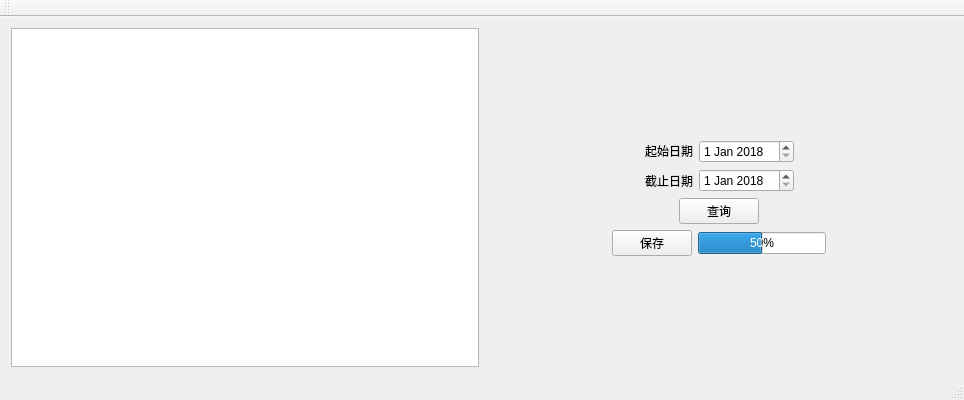
The window that MySqlQuery/MainWindow.ui (mingfx/LeuSqlQuery) describes before a commit, drawn with Qt 5.
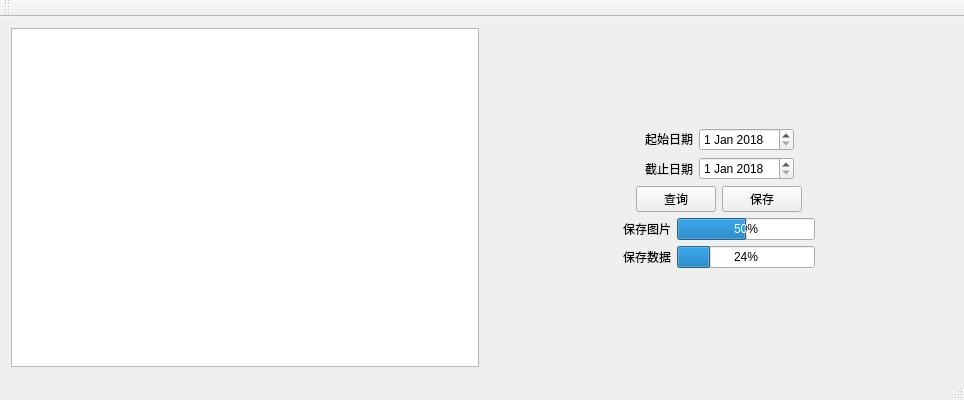
The same window after the commit.

What changed in the file:
```diff
--- a/MySqlQuery/MainWindow.ui
+++ b/MySqlQuery/MainWindow.ui
@@ -160,6 +160,13 @@
           </property>
          </widget>
         </item>
+        <item>
+         <widget class="QPushButton" name="pushButton_2">
+          <property name="text">
+           <string>保存</string>
+          </property>
+         </widget>
+        </item>
         <item>
          <spacer name="horizontalSpacer_4">
           <property name="orientation">
@@ -191,9 +198,9 @@
          </spacer>
         </item>
         <item>
-         <widget class="QPushButton" name="pushButton_2">
+         <widget class="QLabel" name="label_3">
           <property name="text">
-           <string>保存</string>
+           <string>保存图片</string>
           </property>
          </widget>
         </item>
@@ -219,6 +226,50 @@
         </item>
        </layout>
       </item>
+      <item>
+       <layout class="QHBoxLayout" name="horizontalLayout_5">
+        <item>
+         <spacer name="horizontalSpacer_9">
+          <property name="orientation">
+           <enum>Qt::Horizontal</enum>
+          </property>
+          <property name="sizeHint" stdset="0">
+           <size>
+            <width>40</width>
+            <height>20</height>
+           </size>
+          </property>
+         </spacer>
+        </item>
+        <item>
+         <widget class="QLabel" name="label_4">
+          <property name="text">
+           <string>保存数据</string>
+          </property>
+         </widget>
+        </item>
+        <item>
+         <widget class="QProgressBar" name="progressBar_2">
+          <property name="value">
+           <number>24</number>
+          </property>
+         </widget>
+        </item>
+        <item>
+         <spacer name="horizontalSpacer_10">
+          <property name="orientation">
+           <enum>Qt::Horizontal</enum>
+          </property>
+          <property name="sizeHint" stdset="0">
+           <size>
+            <width>40</width>
+            <height>20</height>
+           </size>
+          </property>
+         </spacer>
+        </item>
+       </layout>
+      </item>
       <item>
        <spacer name="verticalSpacer_2">
         <property name="orientation">
```
Left out of the diff: 4 changed lines with no effect on the pictures.
